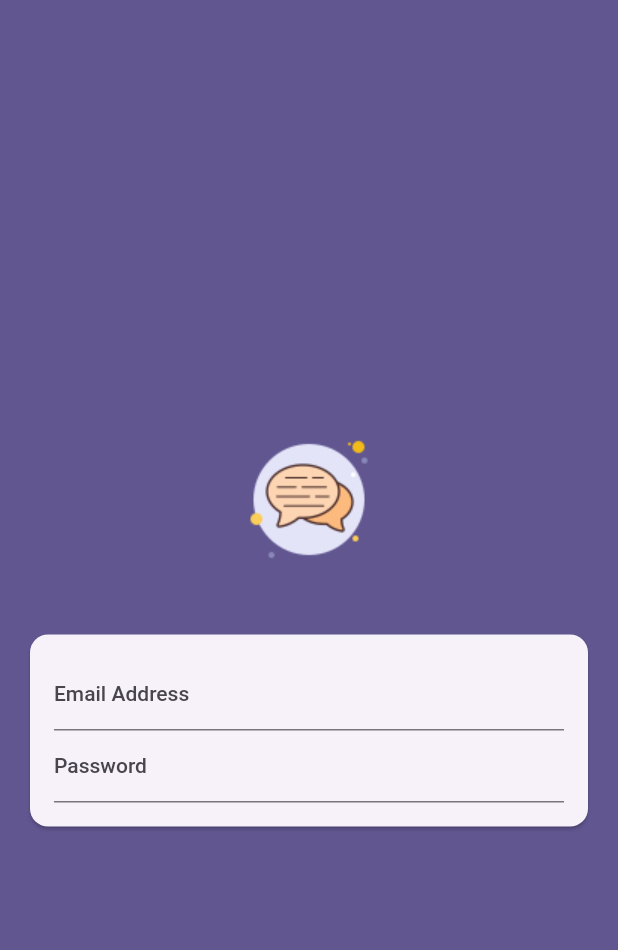
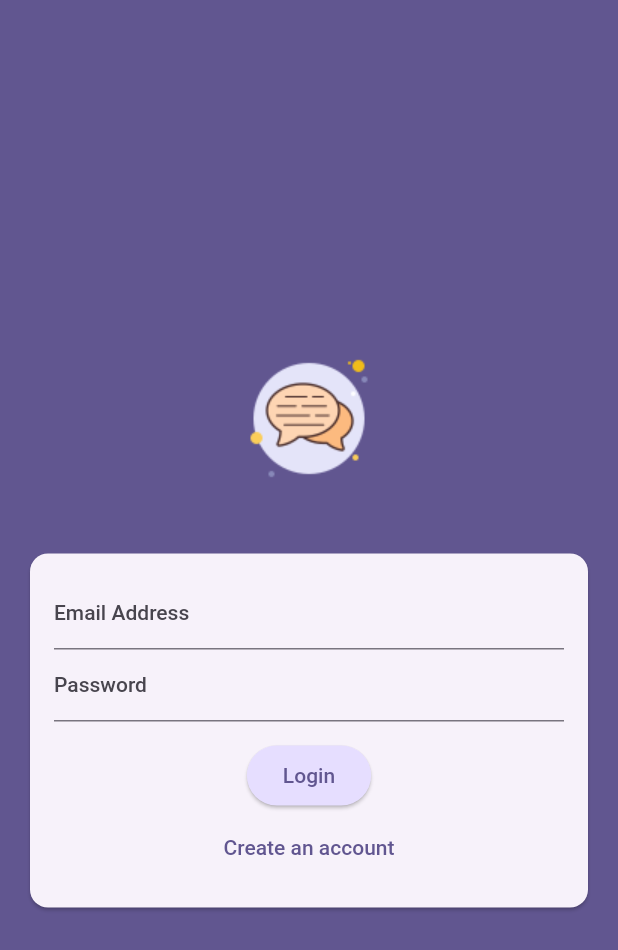
Before and after one commit to saurabhmirajkar/chat_app, a Flutter app: the screen it shows after launch, on a phone screen of 412 x 824 dp. Shown: the top 950 px of the screen. Run offline on Flutter 3.47's test engine with Material 2 defaults, Android fonts, the phone set to English and light mode, and no system bars.

Commit message:
added buttons in auth

```diff
--- a/lib/screens/auth.dart
+++ b/lib/screens/auth.dart
@@ -8,6 +8,7 @@ class AuthScreen extends StatefulWidget {
 }
 
 class _AuthScreenState extends State<AuthScreen> {
+  var _isLogin = true;
   @override
   Widget build(BuildContext context) {
     return Scaffold(
@@ -48,6 +49,25 @@ class _AuthScreenState extends State<AuthScreen> {
                               const InputDecoration(labelText: 'Password'),
                           obscureText: true,
                         ),
+                        const SizedBox(height: 12),
+                        ElevatedButton(
+                          onPressed: () {},
+                          style: ElevatedButton.styleFrom(
+                              backgroundColor: Theme.of(context)
+                                  .colorScheme
+                                  .primaryContainer),
+                          child: Text(_isLogin ? "Login" : "Sign Up"),
+                        ),
+                        TextButton(
+                          onPressed: () {
+                            setState(() {
+                              _isLogin = !_isLogin;
+                            });
+                          },
+                          child: Text(_isLogin
+                              ? 'Create an account'
+                              : 'I already have an account'),
+                        ),
                       ],
                     )),
                   ),
```
